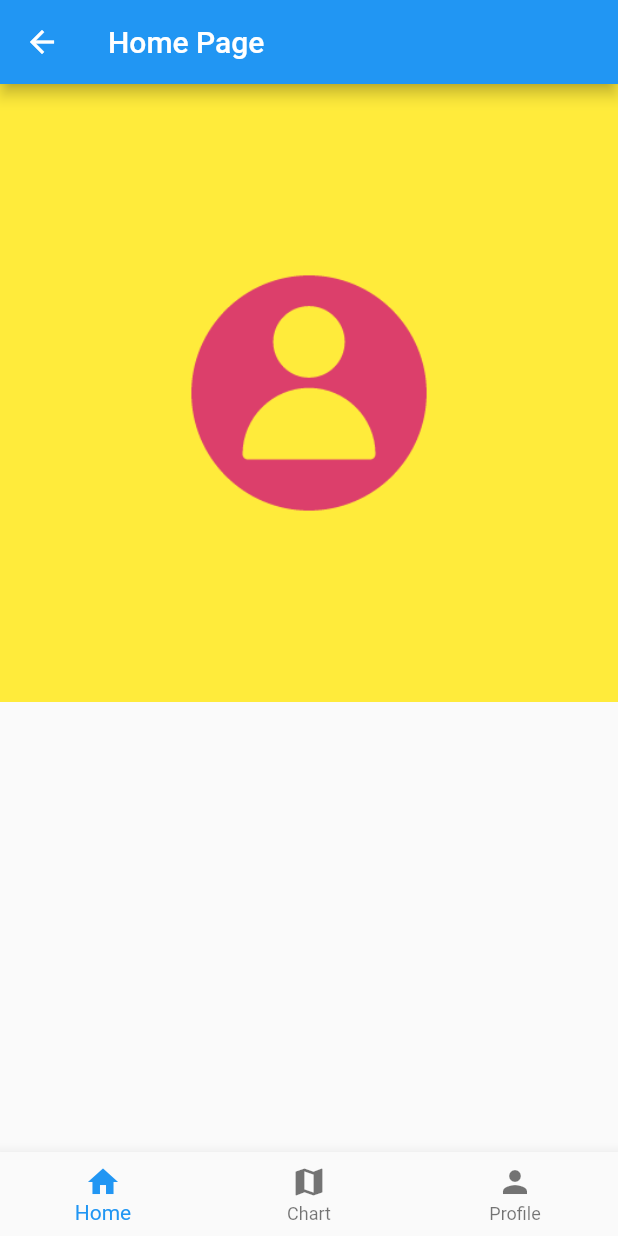
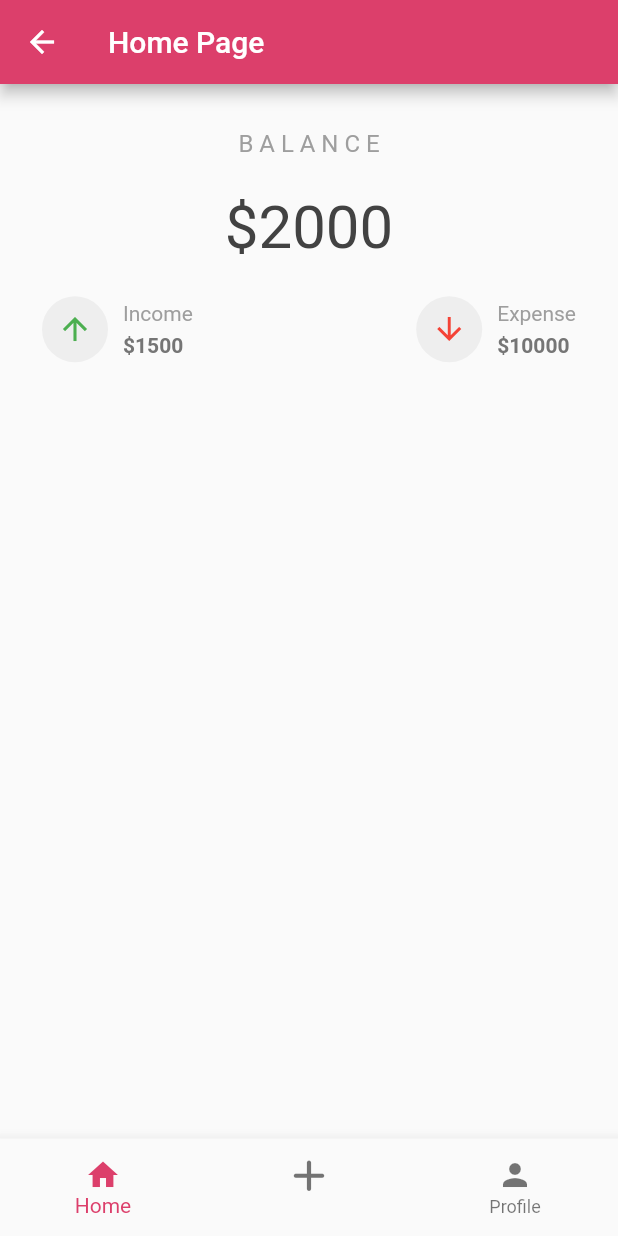
Before and after one commit to bikraj2/Kharcha, a Flutter app: the HomeScreen screen opened directly, on a phone screen of 412 x 824 dp. Run offline on Flutter 3.47's test engine with Material 2 defaults, Android fonts, the phone set to English and light mode, and no system bars; our stand-ins replace dio, fluttertoast.

Commit message:
Home Page

```diff
--- a/lib/main.dart
+++ b/lib/main.dart
@@ -15,7 +15,12 @@ class MyApp extends StatelessWidget {
   Widget build(BuildContext context) {
     return MaterialApp(
       debugShowMaterialGrid: false,
+      debugShowCheckedModeBanner: false,
       title: _title,
+      theme: ThemeData(
+        colorScheme: ColorScheme.fromSwatch()
+            .copyWith(primary: AppTheme.colors.basecolor),
+      ),
       home: Scaffold(
         appBar: AppBar(
           title: const Text(_title),
--- a/lib/screens/home.dart
+++ b/lib/screens/home.dart
@@ -1,4 +1,6 @@
 import 'package:flutter/material.dart';
+
+import '../theme/theme.dart';
 
 class HomeScreen extends StatefulWidget {
   HomeScreen({Key? key}) : super(key: key);
@@ -9,20 +11,137 @@ class HomeScreen extends StatefulWidget {
 class _HomeScreenState extends State<HomeScreen> {
   int _currentIndex = 0;
   final tabs = [
+    Padding(
+      padding: const EdgeInsets.all(8.0),
+      child: Container(
+        height: 200,
+        color: AppTheme.colors.boxcolor,
+        child: Center(
+            child: Column(
+          mainAxisAlignment: MainAxisAlignment.spaceEvenly,
+          children: [
+            Text('B A L A N C E',
+                style: TextStyle(color: Colors.grey[500], fontSize: 16)),
+            Text(
+              '\$' + '2000',
+              style: TextStyle(color: Colors.grey[800], fontSize: 40),
+            ),
+            Padding(
+              padding: const EdgeInsets.symmetric(horizontal: 20.0),
+              child: Row(
+                mainAxisAlignment: MainAxisAlignment.spaceBetween,
+                children: [
+                  Row(
+                    children: [
+                      Container(
+                        padding: EdgeInsets.all(10),
+                        decoration: BoxDecoration(
+                          shape: BoxShape.circle,
+                          color: Colors.grey[200],
+                        ),
+                        child: Center(
+                          child: Icon(
+                            Icons.arrow_upward,
+                            color: Colors.green,
+                          ),
+                        ),
+                      ),
+                      SizedBox(
+                        width: 10,
+                      ),
+                      Column(
+                        crossAxisAlignment: CrossAxisAlignment.start,
+                        children: [
+                          Text('Income',
+                              style: TextStyle(color: Colors.grey[500])),
+                          SizedBox(
+                            height: 5,
+                          ),
+                          Text('\$' + '1500',
+                              style: TextStyle(
+                                  color: Colors.grey[600],
+                                  fontWeight: FontWeight.bold)),
+                        ],
+                      )
+                    ],
+                  ),
+                  Row(
+                    children: [
+                      Container(
+                        padding: EdgeInsets.all(10),
+                        decoration: BoxDecoration(
+                          shape: BoxShape.circle,
+                          color: Colors.grey[200],
+                        ),
+                        child: Center(
+                          child: Icon(
+                            Icons.arrow_downward,
+                            color: Colors.red,
+                          ),
+                        ),
+                      ),
+                      SizedBox(
+                        width: 10,
+                      ),
+                      Column(
+                        crossAxisAlignment: CrossAxisAlignment.start,
+                        children: [
+                          Text('Expense',
+                              style: TextStyle(color: Colors.grey[500])),
+                          SizedBox(
+                            height: 5,
+                          ),
+                          Text('\$' + '10000',
+                              style: TextStyle(
+                                  color: Colors.grey[600],
+                                  fontWeight: FontWeight.bold)),
+                        ],
+                      )
+                    ],
+                  )
+                ],
+              ),
+            ),
+          ],
+        )),
+      ),
+    )
+    // Center(
+    //   child: Column(
+    //     children: [
+    //       Container(
+    //           height: 200,
+    //           width: 200,
+    //           padding: const EdgeInsets.all(10),
+    //           child: Container(
+    //             color: AppTheme.colors.boxcolor,
+    //             child: Row(
+    //               children: [
+    //                 ElevatedButton(
+    //                   onPressed: () {},
+    //                   child: Text("Income"),
+    //                 ),
+    //                 ElevatedButton(onPressed: () {}, child: Text("Category"))
+    //               ],
+    //             ),
+    //           ))
+    //     ],
+    //   ),
+    // ),
+    ,
+    const Center(child: Text("Graphs")),
     Center(
         child: Column(
       children: [
         Container(
-          color: Colors.yellow,
+          color: AppTheme.colors.tertiarycolor,
           padding: const EdgeInsets.all(10),
           child: const Image(
             image: AssetImage("assetss/images/profile.png"),
           ),
-        )
+        ),
       ],
     )),
-    const Center(child: Text("Charts")),
-    const Center(child: Text("Profile")),
   ];
   @override
   Widget build(BuildContext context) {
@@ -41,8 +160,11 @@ class _HomeScreenState extends State<HomeScreen> {
             label: 'Home',
           ),
           BottomNavigationBarItem(
-            icon: Icon(Icons.map),
-            label: 'Chart',
+            icon: Icon(
+              Icons.add_rounded,
+              size: 35,
+            ),
+            label: '',
           ),
           BottomNavigationBarItem(
             icon: Icon(Icons.person),
@@ -58,3 +180,29 @@ class _HomeScreenState extends State<HomeScreen> {
     );
   }
 }
+// Expanded(
+//                 child: Container(
+//               height: 40,
+//               child: Text('Transactions'),
+//             )),
+//             Container(
+//               height: 25,
+//               child: GestureDetector(
+//                 child: Container(
+//                   padding: EdgeInsets.all(10),
+//                   alignment: Alignment.center,
+//                   height: 60,
+//                   width: 60,
+//                   decoration: BoxDecoration(
+//                     color: Colors.grey[500],
+//                     shape: BoxShape.circle,
+//                   ),
+//                   child: Center(
+//                     child: Text(
+//                       '+',
+//                       style: TextStyle(color: Colors.white, fontSize: 25),
+//                     ),
+//                   ),
+//                 ),
+//               ),
+//             ),
--- a/lib/screens/main.dart
+++ b/lib/screens/main.dart
@@ -1,3 +1,4 @@
+import 'package:demo2/theme/theme.dart';
 import 'package:flutter/material.dart';
 
 import 'get_started_screen.dart';
@@ -16,7 +17,9 @@ class MyApp extends StatelessWidget {
       debugShowCheckedModeBanner: false,
       title: 'Flutter Demo',
       theme: ThemeData(
-        primarySwatch: Colors.blue,
+        colorScheme: ColorScheme.fromSwatch().copyWith(
+          primary: AppTheme.colors.basecolor
+        ),
       ),
       home: const GetStartedScreen(),
     );
--- a/lib/theme/color.dart
+++ b/lib/theme/color.dart
@@ -4,5 +4,6 @@ class AppColors {
   final basecolor = const Color.fromARGB(255, 220, 63, 107);
   final secondarycolor = const Color.fromARGB(255, 35, 45, 64);
   final tertiarycolor = const Color.fromARGB(0, 243, 237, 237);
+  final boxcolor = const Color.fromARGB(0, 216, 205, 205);
   const AppColors();
 }
```
Also changed, not shown: lib/screens/add_todo_button.dart (added, +119 -0 lines), lib/screens/custom_rect_tween.dart (added, +27 -0 lines), lib/screens/hero_dialog_route.dart (added, +48 -0 lines), pubspec.yaml (+4 -4 lines).
